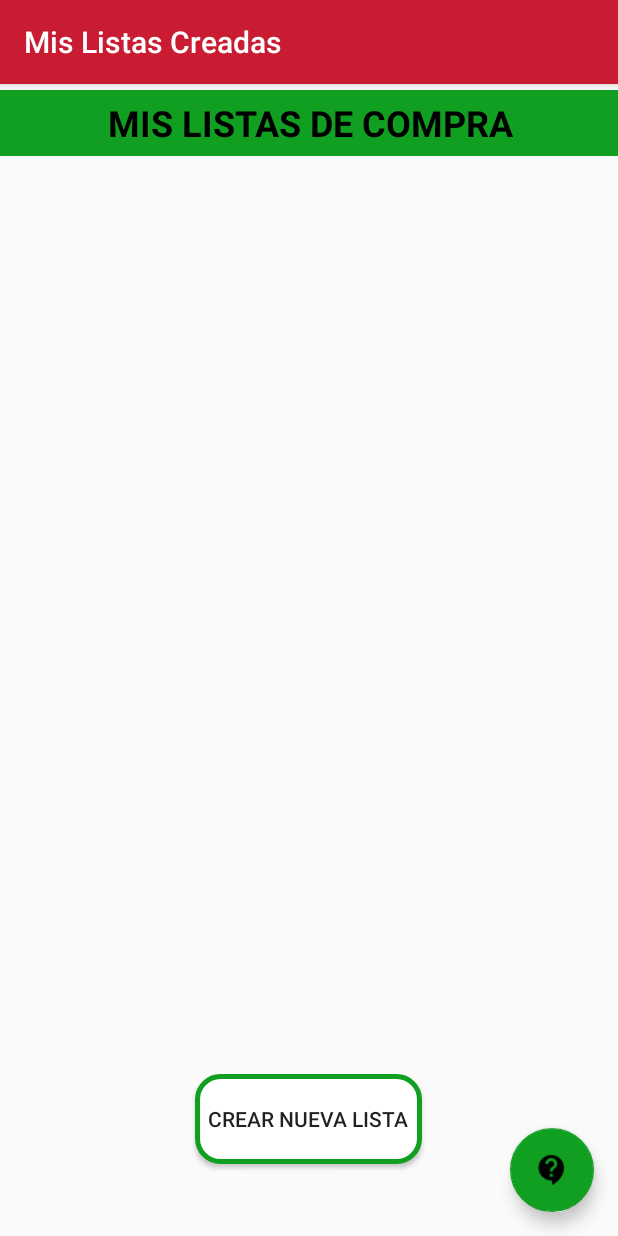
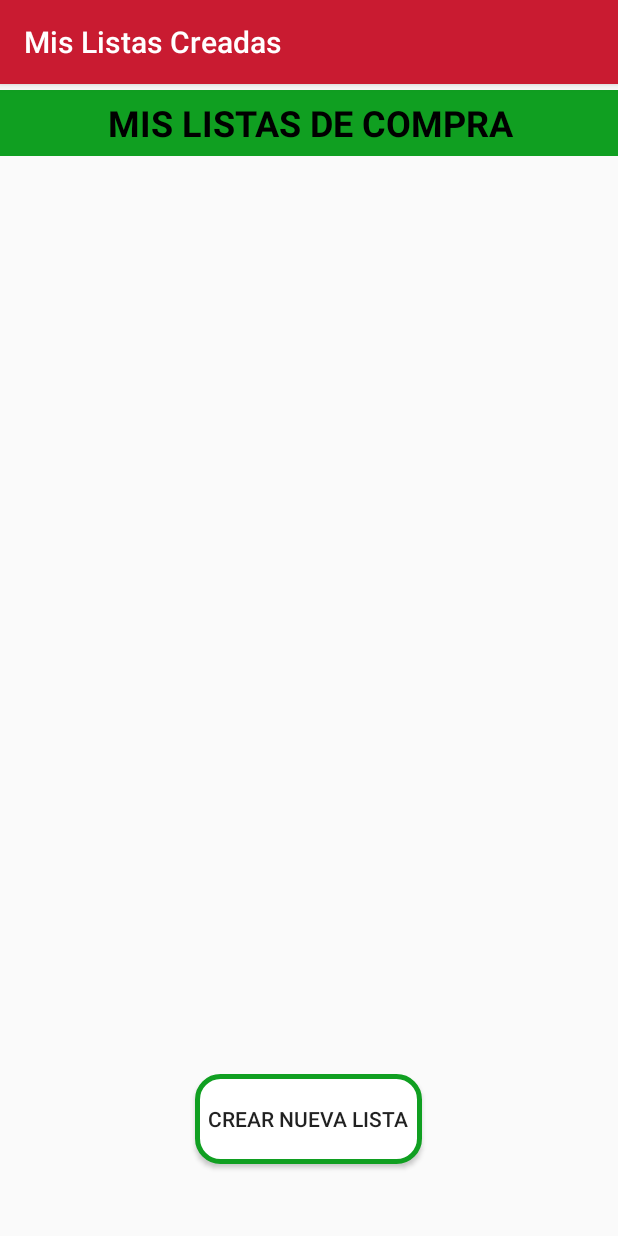
Before and after one commit to ferqueirolo/SOA, an Android app: the MisListas screen opened directly, with no data from a screen before it, on a phone screen of 412 x 824 dp. Run offline under Robolectric (Android 15) with nearby library versions, the phone set to English and light mode, and no system bars.

Commit message:
Se arregló que se refresque la lista de listas cuando se crea una nueva

```diff
--- a/Android/ChangoSmart/app/src/main/java/com/example/changosmart/listasCompras/CrearLista.java
+++ b/Android/ChangoSmart/app/src/main/java/com/example/changosmart/listasCompras/CrearLista.java
@@ -63,6 +63,7 @@ public class CrearLista extends AppCompatActivity {
                         startActivity(intentMisListas);
 
                         // Eliminamos la actividad actual para que no quede viva
+                        setResult(RESULT_OK, null);
                         finish();
 
                     }catch(SQLiteException e){
--- a/Android/ChangoSmart/app/src/main/res/layout/activity_mis_listas.xml
+++ b/Android/ChangoSmart/app/src/main/res/layout/activity_mis_listas.xml
@@ -23,13 +23,4 @@
     <include
         layout="@layout/content_mis_listas"/>
 
-    <android.support.design.widget.FloatingActionButton
-        android:id="@+id/fab"
-        android:layout_width="wrap_content"
-        android:layout_height="wrap_content"
-        android:layout_gravity="bottom|end"
-        android:layout_margin="@dimen/fab_margin"
-        app:backgroundTint="@color/buttonColor"
-        app:srcCompat="@drawable/support_18dp" />
-
 </android.support.design.widget.CoordinatorLayout>
```
Also changed, not shown: Android/ChangoSmart/app/src/main/java/com/example/changosmart/listasCompras/MisListas.java (+10 -11 lines).
